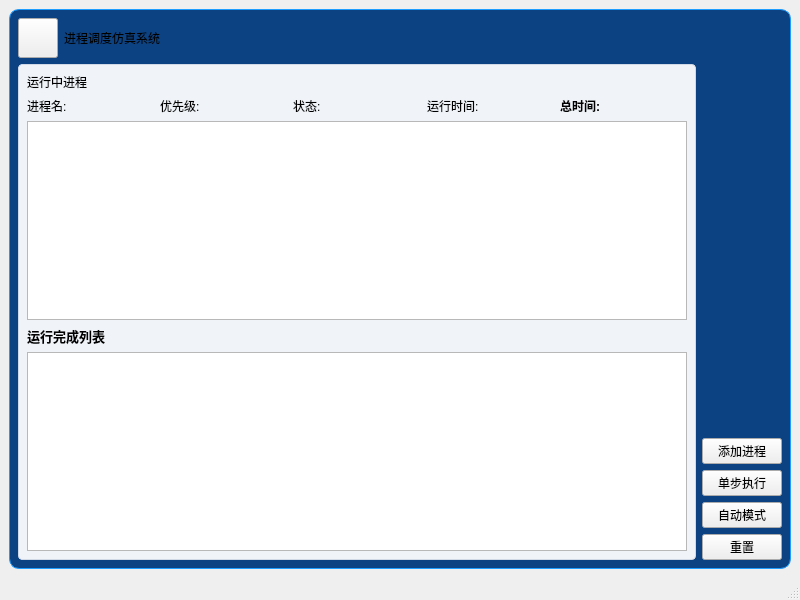
Qt form mainwindow.ui (dyfyyds/Process) before a commit.
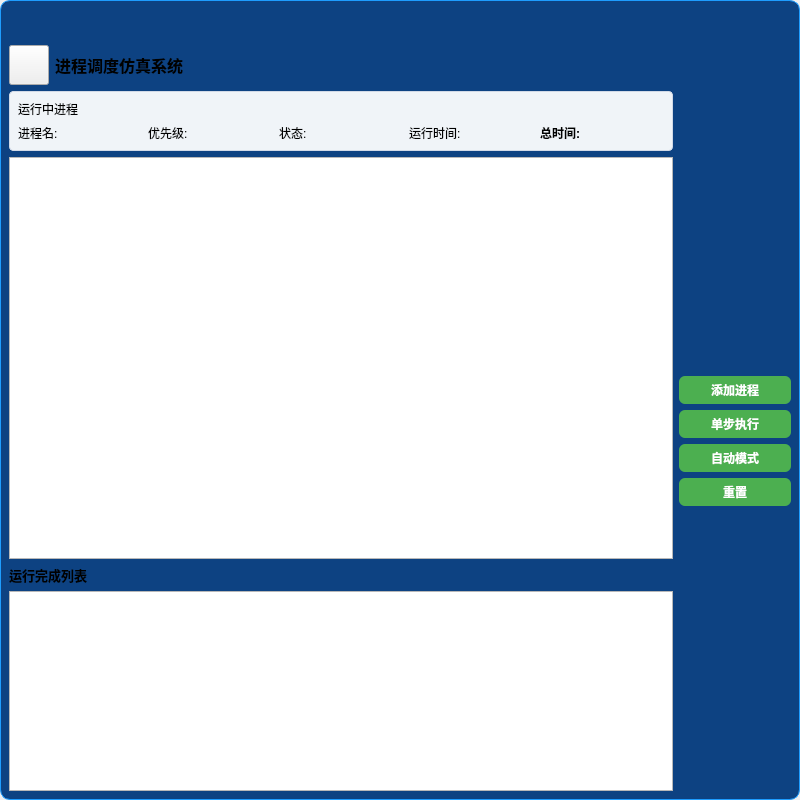
The same form after that commit. Icons and pictures are not drawn.

```diff
--- a/mainwindow.ui
+++ b/mainwindow.ui
@@ -7,7 +7,7 @@
     <x>0</x>
     <y>0</y>
     <width>800</width>
-    <height>600</height>
+    <height>800</height>
    </rect>
   </property>
   <property name="sizePolicy">
@@ -19,7 +19,7 @@
   <property name="minimumSize">
    <size>
     <width>800</width>
-    <height>600</height>
+    <height>800</height>
    </size>
   </property>
   <property name="maximumSize">
@@ -32,18 +32,134 @@
    <string>MainWindow</string>
   </property>
   <widget class="QWidget" name="centralwidget">
-   <layout class="QHBoxLayout" name="horizontalLayout_4">
-    <item>
-     <widget class="QWidget" name="widget" native="true">
-      <property name="styleSheet">
-       <string notr="true">#widget
+   <property name="styleSheet">
+    <string notr="true">#centralwidget
 {
 background:rgb(13, 66, 130);
 border-radius:10px;
 border:1px solid rgb(30,157,255);
 }</string>
+   </property>
+   <layout class="QVBoxLayout" name="verticalLayout_5">
+    <property name="spacing">
+     <number>0</number>
+    </property>
+    <property name="leftMargin">
+     <number>0</number>
+    </property>
+    <property name="topMargin">
+     <number>0</number>
+    </property>
+    <property name="rightMargin">
+     <number>0</number>
+    </property>
+    <property name="bottomMargin">
+     <number>0</number>
+    </property>
+    <item>
+     <widget class="QWidget" name="widget" native="true">
+      <property name="styleSheet">
+       <string notr="true"/>
       </property>
       <layout class="QVBoxLayout" name="verticalLayout_4">
+       <item>
+        <layout class="QHBoxLayout" name="horizontalLayout_4">
+         <item>
+          <spacer name="horizontalSpacer">
+           <property name="orientation">
+            <enum>Qt::Orientation::Horizontal</enum>
+           </property>
+           <property name="sizeHint" stdset="0">
+            <size>
+             <width>40</width>
+             <height>20</height>
+            </size>
+           </property>
+          </spacer>
+         </item>
+         <item>
+          <widget class="QPushButton" name="MiniButton">
+           <property name="minimumSize">
+            <size>
+             <width>30</width>
+             <height>30</height>
+            </size>
+           </property>
+           <property name="maximumSize">
+            <size>
+             <width>30</width>
+             <height>30</height>
+            </size>
+           </property>
+           <property name="styleSheet">
+            <string notr="true">#MiniButton
+{
+border:none;
+}
+
+#MiniButton:hover{
+background-color:rgb(177, 0, 3)
+}
+
+#MiniButton:pressed{
+background-color:rgb(255, 0, 4)
+}</string>
+           </property>
+           <property name="text">
+            <string/>
+           </property>
+           <property name="icon">
+            <iconset resource=".qrc">
+             <normaloff>:/icon/mini.png</normaloff>:/icon/mini.png</iconset>
+           </property>
+           <property name="iconSize">
+            <size>
+             <width>28</width>
+             <height>28</height>
+            </size>
+           </property>
+          </widget>
+         </item>
+         <item>
+          <widget class="QPushButton" name="CloseButton">
+           <property name="minimumSize">
+            <size>
+             <width>30</width>
+             <height>30</height>
+            </size>
+           </property>
+           <property name="styleSheet">
+            <string notr="true">#CloseButton
+{
+border:none;
+border-top-right-radius:10px;
+}
+
+#CloseButton:hover{
+background-color:rgb(177, 0, 3)
+}
+
+#CloseButton:pressed{
+background-color:rgb(255, 0, 4)
+}</string>
+           </property>
+           <property name="text">
+            <string/>
+           </property>
+           <property name="icon">
+            <iconset resource=".qrc">
+             <normaloff>:/icon/close.png</normaloff>:/icon/close.png</iconset>
+           </property>
+           <property name="iconSize">
+            <size>
+             <width>20</width>
+             <height>20</height>
+            </size>
+           </property>
+          </widget>
+         </item>
+        </layout>
+       </item>
        <item>
         <layout class="QHBoxLayout" name="horizontalLayout">
          <item>
@@ -83,6 +199,12 @@
          </item>
          <item>
           <widget class="QLabel" name="Label">
+           <property name="font">
+            <font>
+             <pointsize>12</pointsize>
+             <bold>true</bold>
+            </font>
+           </property>
            <property name="text">
             <string>进程调度仿真系统</string>
            </property>
@@ -158,35 +280,44 @@
                 </item>
                </layout>
               </item>
-              <item>
-               <widget class="QListWidget" name="ReadyQueue"/>
-              </item>
-              <item>
-               <widget class="QLabel" name="FinishLabel">
-                <property name="font">
-                 <font>
-                  <pointsize>10</pointsize>
-                  <bold>true</bold>
-                 </font>
-                </property>
-                <property name="text">
-                 <string>运行完成列表</string>
-                </property>
-               </widget>
-              </item>
-              <item>
-               <widget class="QTableWidget" name="FinishQueue">
-                <property name="maximumSize">
-                 <size>
-                  <width>16777215</width>
-                  <height>16777215</height>
-                 </size>
-                </property>
-               </widget>
-              </item>
              </layout>
             </widget>
            </item>
+           <item>
+            <widget class="QListWidget" name="ReadyQueue"/>
+           </item>
+           <item>
+            <widget class="QLabel" name="FinishLabel">
+             <property name="font">
+              <font>
+               <pointsize>10</pointsize>
+               <bold>true</bold>
+              </font>
+             </property>
+             <property name="text">
+              <string>运行完成列表</string>
+             </property>
+            </widget>
+           </item>
+           <item>
+            <widget class="QTableWidget" name="FinishQueue">
+             <property name="minimumSize">
+              <size>
+               <width>0</width>
+               <height>200</height>
+              </size>
+             </property>
+             <property name="maximumSize">
+              <size>
+               <width>16777215</width>
+               <height>200</height>
+              </size>
+             </property>
+             <property name="editTriggers">
+              <set>QAbstractItemView::EditTrigger::NoEditTriggers</set>
+             </property>
+            </widget>
+           </item>
           </layout>
          </item>
          <item>
@@ -206,6 +337,37 @@
            </item>
            <item>
             <widget class="QPushButton" name="AddProcessButton">
+             <property name="styleSheet">
+              <string notr="true">#AddProcessButton {
+    background-color: #4CAF50;
+    color: white;
+    border: none;
+    border-radius: 6px;
+    padding: 5px 6px;
+    font-size: 12px;
+    font-weight: bold;
+
+}
+
+#AddProcessButton:hover {
+
+    background-color: #45a049;
+
+}
+
+#AddProcessButton:pressed{
+
+    background-color: #3d8b40;
+
+}
+
+#AddProcessButton:disabled {
+
+    background-color: #cccccc;
+    color: #666666;
+
+}</string>
+             </property>
              <property name="text">
               <string>添加进程</string>
              </property>
@@ -213,6 +375,33 @@
            </item>
            <item>
             <widget class="QPushButton" name="SetSingleButton">
+             <property name="styleSheet">
+              <string notr="true">#SetSingleButton {
+    background-color: #4CAF50;
+    color: white;
+    border: none;
+    border-radius: 6px;
+    padding: 5px 6px;
+    font-size: 12px;
+    font-weight: bold;
+    min-width: 100px;
+}
+
+#SetSingleButton:hover {
+
+    background-color: #45a049;
+}
+
+#SetSingleButton:pressed{
+    background-color: #3d8b40;
+}
+
+#SetSingleButton:disabled {
+
+    background-color: #cccccc;
+    color: #666666;
+}</string>
+             </property>
              <property name="text">
               <string>单步执行</string>
              </property>
@@ -220,6 +409,37 @@
            </item>
            <item>
             <widget class="QPushButton" name="SetAutoButton">
+             <property name="styleSheet">
+              <string notr="true">#SetAutoButton {
+    background-color: #4CAF50;
+    color: white;
+    border: none;
+    border-radius: 6px;
+    padding: 5px 6px;
+    font-size: 12px;
+    font-weight: bold;
+
+}
+
+#SetAutoButton:hover {
+
+    background-color: #45a049;
+
+}
+
+#SetAutoButton:pressed{
+
+    background-color: #3d8b40;
+
+}
+
+#SetAutoButton:disabled {
+
+    background-color: #cccccc;
+    color: #666666;
+
+}</string>
+             </property>
              <property name="text">
               <string>自动模式</string>
              </property>
@@ -227,11 +447,55 @@
            </item>
            <item>
             <widget class="QPushButton" name="RestButton">
+             <property name="styleSheet">
+              <string notr="true">#RestButton {
+    background-color: #4CAF50;
+    color: white;
+    border: none;
+    border-radius: 6px;
+    padding: 5px 6px;
+    font-size: 12px;
+    font-weight: bold;
+
+}
+
+#RestButton:hover {
+
+    background-color: #45a049;
+
+}
+
+#RestButton:pressed{
+
+    background-color: #3d8b40;
+
+}
+
+#RestButton:disabled {
+
+    background-color: #cccccc;
+    color: #666666;
+
+}</string>
+             </property>
              <property name="text">
               <string>重置</string>
              </property>
             </widget>
            </item>
+           <item>
+            <spacer name="verticalSpacer_2">
+             <property name="orientation">
+              <enum>Qt::Orientation::Vertical</enum>
+             </property>
+             <property name="sizeHint" stdset="0">
+              <size>
+               <width>20</width>
+               <height>40</height>
+              </size>
+             </property>
+            </spacer>
+           </item>
           </layout>
          </item>
         </layout>
@@ -241,17 +505,6 @@
     </item>
    </layout>
   </widget>
-  <widget class="QMenuBar" name="menubar">
-   <property name="geometry">
-    <rect>
-     <x>0</x>
-     <y>0</y>
-     <width>800</width>
-     <height>17</height>
-    </rect>
-   </property>
-  </widget>
-  <widget class="QStatusBar" name="statusbar"/>
  </widget>
  <resources>
   <include location=".qrc"/>
```
